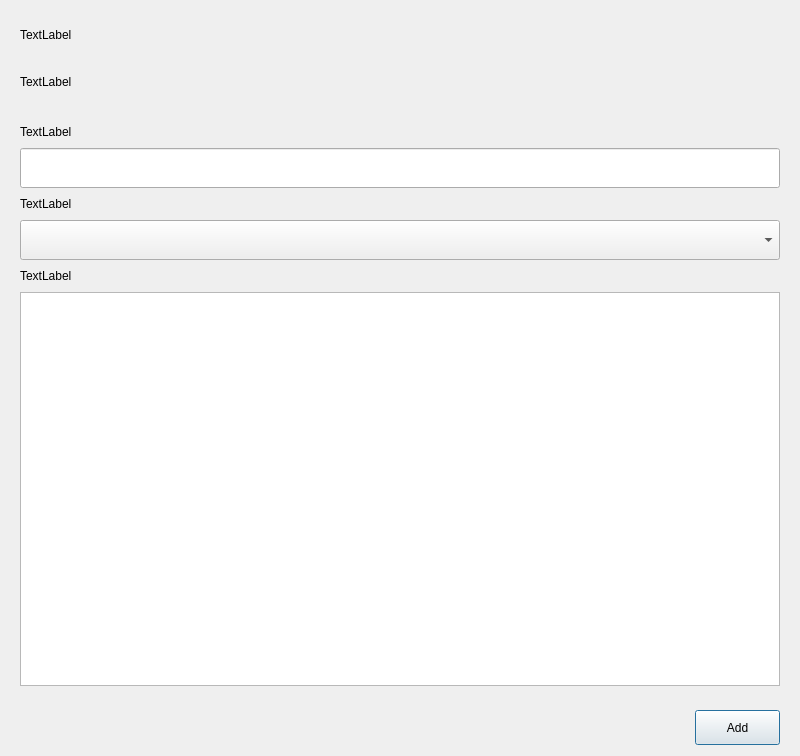
This is src/gui/ui/dialogs/DialogCreateNote/DialogCreateNote.ui in colingelling/note-manager as Qt 5 draws it before an edit. The edited form follows.
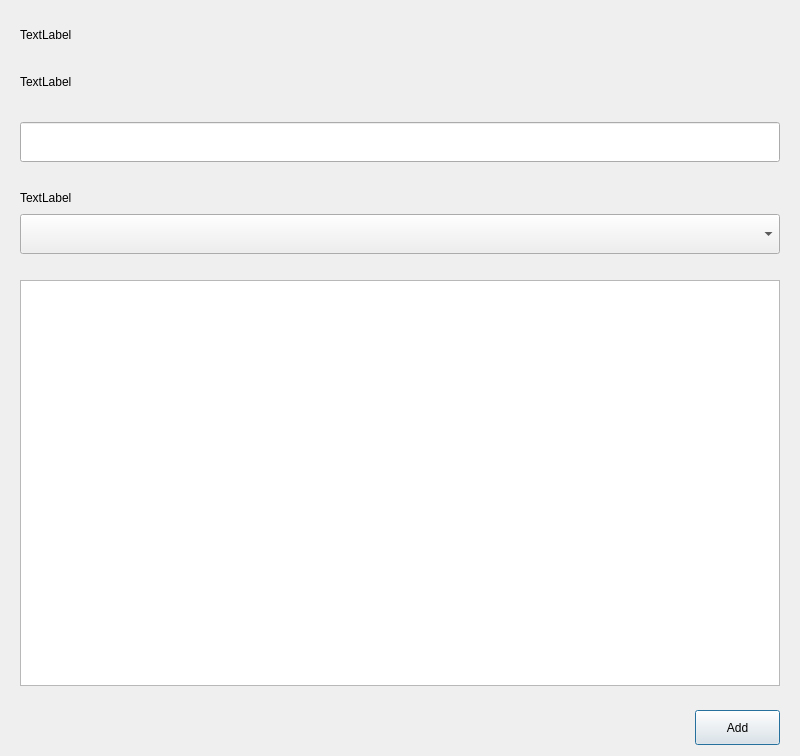
This is the edited form.

Commit message: Ui improvements on both the add note and opened note -views

Diff of the .ui file:
```diff
--- a/src/gui/ui/dialogs/DialogCreateNote/DialogCreateNote.ui
+++ b/src/gui/ui/dialogs/DialogCreateNote/DialogCreateNote.ui
@@ -54,25 +54,6 @@
       </size>
      </property>
      <layout class="QVBoxLayout" name="verticalLayout">
-      <item>
-       <widget class="QLabel" name="noteNameLabel">
-        <property name="minimumSize">
-         <size>
-          <width>0</width>
-          <height>20</height>
-         </size>
-        </property>
-        <property name="maximumSize">
-         <size>
-          <width>16777215</width>
-          <height>20</height>
-         </size>
-        </property>
-        <property name="text">
-         <string>TextLabel</string>
-        </property>
-       </widget>
-      </item>
       <item>
        <widget class="QLineEdit" name="noteName_lineEdit">
         <property name="sizePolicy">
@@ -95,6 +76,22 @@
         </property>
        </widget>
       </item>
+      <item>
+       <spacer name="verticalSpacer_1">
+        <property name="orientation">
+         <enum>Qt::Vertical</enum>
+        </property>
+        <property name="sizeType">
+         <enum>QSizePolicy::Fixed</enum>
+        </property>
+        <property name="sizeHint" stdset="0">
+         <size>
+          <width>20</width>
+          <height>20</height>
+         </size>
+        </property>
+       </spacer>
+      </item>
       <item>
        <widget class="QLabel" name="notebookSelectorLabel">
         <property name="minimumSize">
@@ -143,23 +140,20 @@
        </widget>
       </item>
       <item>
-       <widget class="QLabel" name="noteDescriptionLabel">
-        <property name="minimumSize">
-         <size>
-          <width>0</width>
-          <height>20</height>
-         </size>
+       <spacer name="verticalSpacer_2">
+        <property name="orientation">
+         <enum>Qt::Vertical</enum>
         </property>
-        <property name="maximumSize">
+        <property name="sizeType">
+         <enum>QSizePolicy::Fixed</enum>
+        </property>
+        <property name="sizeHint" stdset="0">
          <size>
-          <width>16777215</width>
+          <width>20</width>
           <height>20</height>
          </size>
         </property>
-        <property name="text">
-         <string>TextLabel</string>
-        </property>
-       </widget>
+       </spacer>
       </item>
       <item>
        <widget class="QTextEdit" name="noteDescription_textEdit">
```
Left out of the diff: 3 changed lines with no effect on the pictures. The commit also changes 8 other files.
